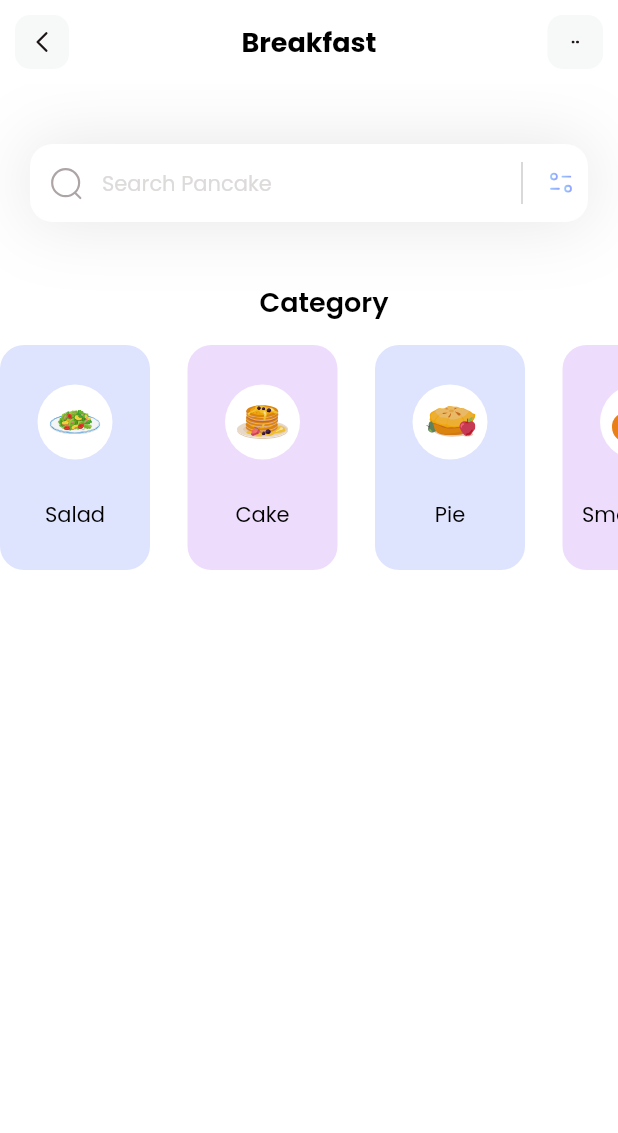
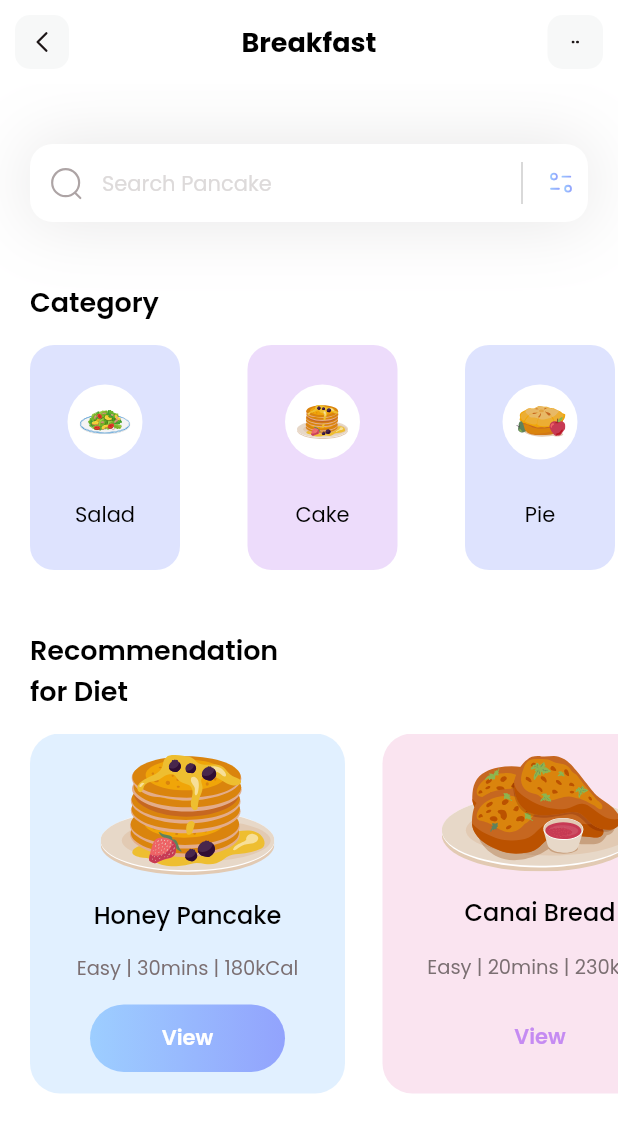
Before and after one commit to thuanphatt/flutter-fitness, a Flutter app: the screen it shows after launch, on a phone screen of 412 x 824 dp. Shown: the top 1133 px of the screen. Run offline on Flutter 3.47's test engine with Material 2 defaults, Android fonts, the phone set to English and light mode, and no system bars; our stand-ins replace flutter_svg.

Commit message:
Implementation Recommendation For Diet Section

```diff
--- /dev/null
+++ b/lib/models/diet_model.dart
@@ -0,0 +1,44 @@
+import 'package:flutter/material.dart';
+
+class DietModel {
+  String name;
+  String iconPath;
+  String level;
+  String duration;
+  String calorie;
+  Color boxColor;
+  bool viewIsSelected;
+
+  DietModel(
+      {required this.name,
+      required this.iconPath,
+      required this.level,
+      required this.duration,
+      required this.calorie,
+      required this.boxColor,
+      required this.viewIsSelected});
+
+  static List<DietModel> getDiets() {
+    List<DietModel> diets = [];
+
+    diets.add(DietModel(
+        name: 'Honey Pancake',
+        iconPath: 'assets/icons/honey-pancakes.svg',
+        level: 'Easy',
+        duration: '30mins',
+        calorie: '180kCal',
+        viewIsSelected: true,
+        boxColor: Color(0xff9DCEFF)));
+
+    diets.add(DietModel(
+        name: 'Canai Bread',
+        iconPath: 'assets/icons/canai-bread.svg',
+        level: 'Easy',
+        duration: '20mins',
+        calorie: '230kCal',
+        viewIsSelected: false,
+        boxColor: Color(0xffEEA4CE)));
+
+    return diets;
+  }
+}
--- a/lib/pages/home.dart
+++ b/lib/pages/home.dart
@@ -1,4 +1,5 @@
 import 'package:fitness/models/category_model.dart';
+import 'package:fitness/models/diet_model.dart';
 import 'package:flutter/material.dart';
 import 'package:flutter_svg/flutter_svg.dart';
 
@@ -11,9 +12,19 @@ class HomePage extends StatefulWidget {
 
 class _HomePageState extends State<HomePage> {
   List<CategoryModel> categories = [];
+  List<DietModel> diets = [];
 
   void _getCategories() {
     categories = CategoryModel.getCategories();
+  }
+
+  void _getDiets() {
+    diets = DietModel.getDiets();
+  }
+
+  void _getInitialInfo() {
+    categories = CategoryModel.getCategories();
+    diets = DietModel.getDiets();
   }
 
   @override
@@ -23,6 +34,7 @@ class _HomePageState extends State<HomePage> {
 
   @override
   Widget build(BuildContext context) {
+    _getInitialInfo();
     _getCategories();
     return Scaffold(
       appBar: appBar(),
@@ -34,14 +46,106 @@ class _HomePageState extends State<HomePage> {
           SizedBox(
             height: 40,
           ),
-          _categoriesSection()
+          _categoriesSection(),
+          SizedBox(
+            height: 40,
+          ),
+          _dietSection()
         ],
       ),
     );
   }
 
+  Column _dietSection() {
+    return Column(
+      crossAxisAlignment: CrossAxisAlignment.start,
+      children: [
+        Padding(
+          padding: const EdgeInsets.only(left: 20),
+          child: Text(
+            'Recommendation\nfor Diet',
+            style: TextStyle(
+                fontSize: 18, fontWeight: FontWeight.w600, color: Colors.black),
+          ),
+        ),
+        SizedBox(
+          height: 15,
+        ),
+        Container(
+          height: 240,
+          child: ListView.separated(
+            itemBuilder: (context, index) {
+              return Container(
+                width: 210,
+                decoration: BoxDecoration(
+                    color: diets[index].boxColor.withOpacity(0.3),
+                    borderRadius: BorderRadius.circular(20)),
+                child: Column(
+                  mainAxisAlignment: MainAxisAlignment.spaceEvenly,
+                  children: [
+                    SvgPicture.asset(diets[index].iconPath),
+                    Text(
+                      diets[index].name,
+                      style: TextStyle(
+                          fontWeight: FontWeight.w500,
+                          color: Colors.black,
+                          fontSize: 16),
+                    ),
+                    Text(
+                      diets[index].level +
+                          ' | ' +
+                          diets[index].duration +
+                          ' | ' +
+                          diets[index].calorie,
+                      style: const TextStyle(
+                          color: Color(0xff7B6F72),
+                          fontSize: 13,
+                          fontWeight: FontWeight.w400),
+                    ),
+                    Container(
+                      height: 45,
+                      width: 130,
+                      child: Center(
+                        child: Text(
+                          'View',
+                          style: TextStyle(
+                              color: diets[index].viewIsSelected
+                                  ? Colors.white
+                                  : const Color(0xffC58BF2),
+                              fontSize: 14,
+                              fontWeight: FontWeight.w600),
+                        ),
+                      ),
+                      decoration: BoxDecoration(
+                          gradient: LinearGradient(colors: [
+                            diets[index].viewIsSelected
+                                ? const Color(0xff9DCEFF)
+                                : Colors.transparent,
+                            diets[index].viewIsSelected
+                                ? const Color(0xff92A3FD)
+                                : Colors.transparent
+                          ]),
+                          borderRadius: BorderRadius.circular(50)),
+                    )
+                  ],
+                ),
+              );
+            },
+            separatorBuilder: (context, index) => SizedBox(
+              width: 25,
+            ),
+            itemCount: diets.length,
+            scrollDirection: Axis.horizontal,
+            padding: EdgeInsets.only(left: 20, right: 20),
+          ),
+        )
+      ],
+    );
+  }
+
   Column _categoriesSection() {
     return Column(
+      crossAxisAlignment: CrossAxisAlignment.start,
       children: [
         Padding(
           padding: const EdgeInsets.only(left: 20),
@@ -63,7 +167,9 @@ class _HomePageState extends State<HomePage> {
                   ),
               scrollDirection: Axis.horizontal,
               itemBuilder: (context, index) {
-                return Container(
+                return Padding(
+                  padding: const EdgeInsets.only(left: 20),
+                  child: Container(
                     width: 100,
                     decoration: BoxDecoration(
                         color: categories[index].boxColor.withOpacity(0.3),
@@ -80,7 +186,8 @@ class _HomePageState extends State<HomePage> {
                             ),
                             child: Padding(
                               padding: const EdgeInsets.all(8.0),
-                            child: SvgPicture.asset(categories[index].iconPath),
+                              child:
+                                  SvgPicture.asset(categories[index].iconPath),
                             )),
                         Text(
                           categories[index].name,
@@ -90,6 +197,7 @@ class _HomePageState extends State<HomePage> {
                               color: Colors.black),
                         )
                       ],
+                    ),
                   ),
                 );
               }),
```
Lines whose indentation alone changed are shown as unchanged.
